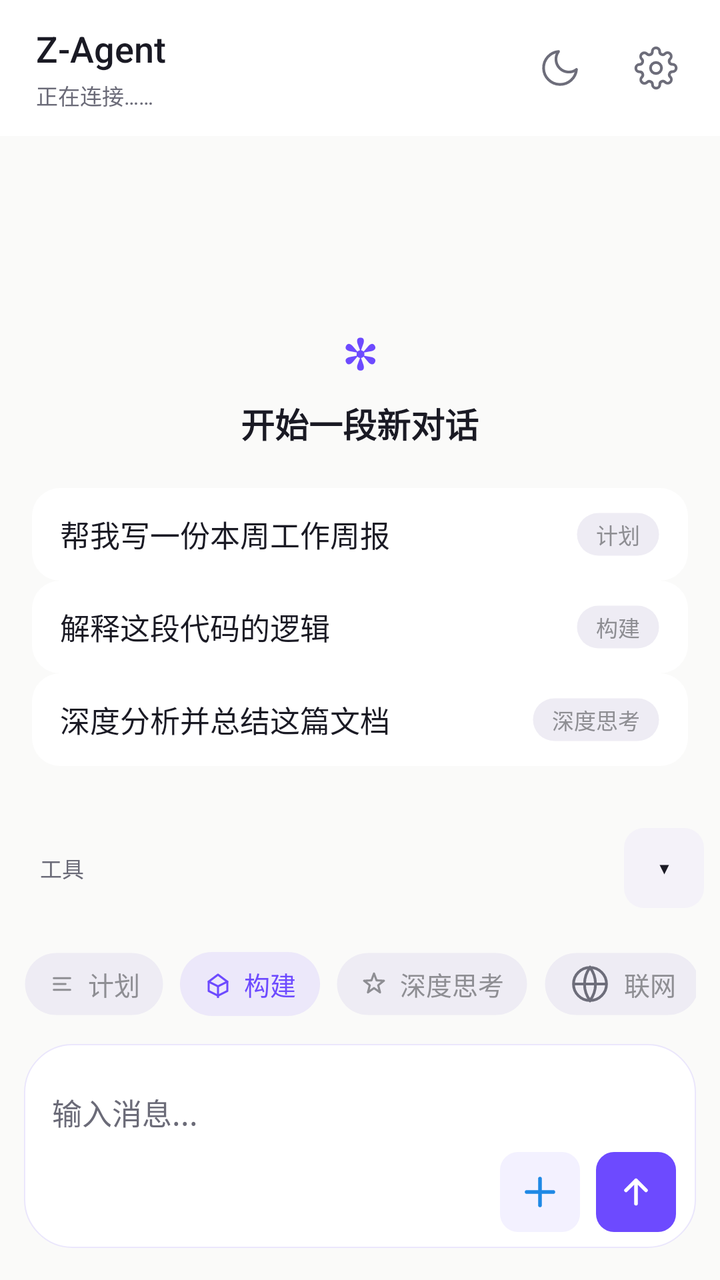
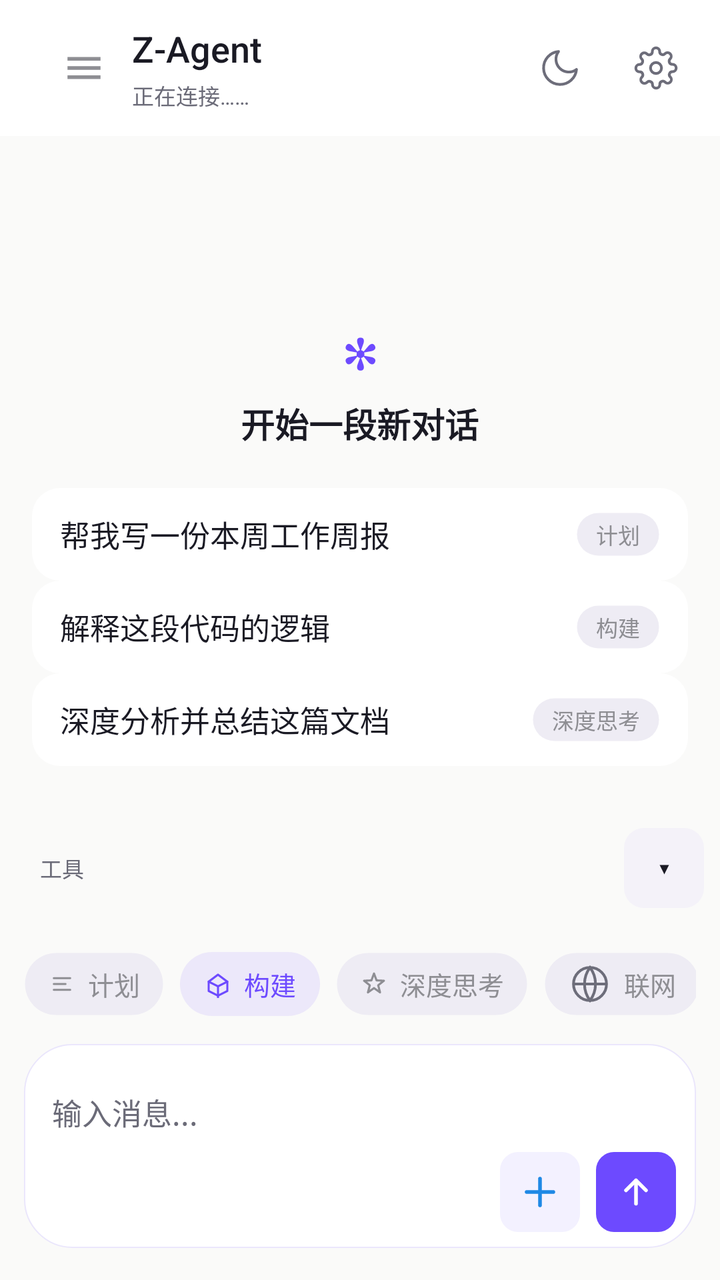

Two renders of the same Android screen: before a commit and after it. Below are the layout's source before the change and the commit's diff.
<!-- AndroidManifest.xml: application theme AppTheme -->
<!-- res/layout/activity_main.xml -->
<?xml version="1.0" encoding="utf-8"?>
<FrameLayout xmlns:android="http://schemas.android.com/apk/res/android"
android:id="@+id/rootView" android:clipChildren="false" android:clipToPadding="false"
android:layout_width="match_parent"
android:layout_height="match_parent"
android:background="@color/bg_canvas"
>



<LinearLayout
android:layout_width="match_parent"
android:layout_height="match_parent"
android:orientation="vertical">


<LinearLayout
android:id="@+id/topBar"
android:layout_width="match_parent"
android:layout_height="wrap_content"
android:background="@color/bg_elevated"
android:gravity="center_vertical"
android:orientation="horizontal"
android:paddingStart="18dp"
android:paddingTop="10dp"
android:paddingEnd="8dp"
android:paddingBottom="10dp">

<LinearLayout
android:layout_width="0dp"
android:layout_height="wrap_content"
android:layout_weight="1"
android:orientation="vertical">
<TextView
android:layout_width="wrap_content"
android:layout_height="wrap_content"
android:text="Z-Agent"
android:textColor="@color/text_primary"
android:fontFamily="sans-serif-medium"
android:textSize="18sp" />
<TextView
android:id="@+id/statusText"
android:layout_width="match_parent"
android:layout_height="wrap_content"
android:layout_marginTop="3dp"
android:ellipsize="end"
android:maxLines="1"
android:text="正在连接……"
android:textColor="@color/text_tertiary"
android:textSize="@dimen/fs_caption" />
</LinearLayout>


<FrameLayout
android:id="@+id/themeButton"
android:contentDescription="切换深浅主题"
android:layout_width="48dp"
android:layout_height="48dp"
android:background="?attr/selectableItemBackgroundBorderless"
android:clickable="true"
android:focusable="true">
<ImageView
android:id="@+id/themeIcon"
android:layout_width="22dp"
android:layout_height="22dp"
android:layout_gravity="center"
android:src="@drawable/ic_moon" />
 
</FrameLayout>


<FrameLayout
android:id="@+id/settingsButton"
android:contentDescription="打开设置"
android:layout_width="48dp"
android:layout_height="48dp"
android:background="?attr/selectableItemBackgroundBorderless"
android:clickable="true"
android:focusable="true">
<ImageView
android:layout_width="22dp"
android:layout_height="22dp"
android:layout_gravity="center"
android:src="@drawable/ic_gear" />
</FrameLayout>
</LinearLayout>


<FrameLayout android:clipChildren="false" android:clipToPadding="false"
android:layout_width="match_parent"
android:layout_height="0dp"
android:layout_weight="1">

<ScrollView
android:id="@+id/outputScroll"
android:layout_width="match_parent"
android:layout_height="match_parent"
android:background="@color/bg_canvas"
android:fillViewport="true"
android:overScrollMode="always"
android:scrollbars="vertical">
<LinearLayout
android:id="@+id/chatContainer"
android:layout_width="match_parent"
android:layout_height="wrap_content"
android:gravity="bottom"
android:orientation="vertical"
android:paddingStart="8dp"
android:paddingTop="12dp"
android:paddingEnd="8dp"
android:paddingBottom="200dp">

<LinearLayout
android:id="@+id/emptyState"
android:layout_width="match_parent"
android:layout_height="0dp"
android:gravity="center"
android:layout_weight="1"
android:orientation="vertical"
android:paddingTop="48dp"
android:paddingBottom="24dp">
<TextView
android:layout_width="wrap_content"
android:layout_height="wrap_content"
android:text="✻"
android:textColor="@color/accent"
android:textSize="@dimen/fs_display"
android:textStyle="bold" />
<TextView
android:layout_width="wrap_content"
android:layout_height="wrap_content"
android:layout_marginTop="8dp"
android:text="开始一段新对话"
android:textColor="@color/text_primary"
android:textSize="@dimen/fs_title"
android:textStyle="bold" />


<LinearLayout android:layout_width="match_parent" android:layout_height="wrap_content" android:layout_marginTop="20dp" android:orientation="vertical" android:paddingStart="8dp" android:paddingEnd="8dp">

<LinearLayout android:id="@+id/promptCard1" android:layout_width="match_parent" android:layout_height="wrap_content" android:background="@drawable/bg_prompt_card" android:clickable="true" android:focusable="true" android:orientation="horizontal" android:gravity="center_vertical" android:paddingStart="14dp" android:paddingTop="12dp" android:paddingEnd="14dp" android:paddingBottom="12dp"><TextView android:layout_width="0dp" android:layout_height="wrap_content" android:layout_weight="1" android:text="帮我写一份本周工作周报" android:textColor="@color/text_primary" android:textSize="@dimen/fs_body"/><TextView android:layout_width="wrap_content" android:layout_height="wrap_content" android:layout_marginStart="8dp" android:background="@drawable/bg_chip_ghost" android:paddingStart="10dp" android:paddingTop="3dp" android:paddingEnd="10dp" android:paddingBottom="3dp" android:text="计划" android:textColor="@color/chip_text_inactive" android:textSize="11sp"/></LinearLayout>

<LinearLayout android:id="@+id/promptCard2" android:layout_width="match_parent" android:layout_height="wrap_content" android:background="@drawable/bg_prompt_card" android:clickable="true" android:focusable="true" android:orientation="horizontal" android:gravity="center_vertical" android:paddingStart="14dp" android:paddingTop="12dp" android:paddingEnd="14dp" android:paddingBottom="12dp"><TextView android:layout_width="0dp" android:layout_height="wrap_content" android:layout_weight="1" android:text="解释这段代码的逻辑" android:textColor="@color/text_primary" android:textSize="@dimen/fs_body"/><TextView android:layout_width="wrap_content" android:layout_height="wrap_content" android:layout_marginStart="8dp" android:background="@drawable/bg_chip_ghost" android:paddingStart="10dp" android:paddingTop="3dp" android:paddingEnd="10dp" android:paddingBottom="3dp" android:text="构建" android:textColor="@color/chip_text_inactive" android:textSize="11sp"/></LinearLayout>

<LinearLayout android:id="@+id/promptCard3" android:layout_width="match_parent" android:layout_height="wrap_content" android:background="@drawable/bg_prompt_card" android:clickable="true" android:focusable="true" android:orientation="horizontal" android:gravity="center_vertical" android:paddingStart="14dp" android:paddingTop="12dp" android:paddingEnd="14dp" android:paddingBottom="12dp"><TextView android:layout_width="0dp" android:layout_height="wrap_content" android:layout_weight="1" android:text="深度分析并总结这篇文档" android:textColor="@color/text_primary" android:textSize="@dimen/fs_body"/><TextView android:layout_width="wrap_content" android:layout_height="wrap_content" android:layout_marginStart="8dp" android:background="@drawable/bg_chip_ghost" android:paddingStart="10dp" android:paddingTop="3dp" android:paddingEnd="10dp" android:paddingBottom="3dp" android:text="深度思考" android:textColor="@color/chip_text_inactive" android:textSize="11sp"/></LinearLayout>
</LinearLayout>
</LinearLayout>
 </LinearLayout>
</ScrollView>


<FrameLayout
android:id="@+id/scrollBottomBtn"
android:layout_width="40dp"
android:layout_height="40dp"
android:layout_gravity="bottom|end"
android:layout_marginEnd="16dp"
 android:layout_marginBottom="76dp"
android:background="@drawable/bg_circle_btn"
android:clickable="true"
android:focusable="true"
android:foreground="@drawable/ripple_circle"
android:visibility="gone">
<TextView
android:layout_width="wrap_content"
android:layout_height="wrap_content"
android:layout_gravity="center"
android:text="↓"
android:textColor="@color/accent"
android:textSize="20sp"
android:textStyle="bold" />
</FrameLayout>
</FrameLayout>

</LinearLayout>


<LinearLayout
android:layout_width="match_parent"
android:layout_height="wrap_content"
android:layout_gravity="bottom"
android:orientation="vertical">


<LinearLayout android:id="@+id/quickBarContainer" android:layout_width="match_parent" android:layout_height="wrap_content" android:background="@android:color/transparent" android:orientation="vertical">

 <LinearLayout android:id="@+id/quickRowWrap" android:layout_width="match_parent" android:layout_height="wrap_content" android:gravity="center_vertical" android:minHeight="56dp" android:orientation="horizontal" android:paddingStart="8dp" android:paddingTop="6dp" android:paddingEnd="8dp" android:paddingBottom="6dp"> <TextView android:layout_width="wrap_content" android:layout_height="wrap_content" android:paddingStart="12dp" android:paddingEnd="2dp" android:text="工具" android:textColor="@color/text_tertiary" android:textSize="11sp" /> <HorizontalScrollView android:id="@+id/quickScroll" android:layout_width="0dp" android:layout_height="wrap_content" android:layout_weight="1" android:overScrollMode="never" android:scrollbars="none"> <LinearLayout android:id="@+id/quickRow" android:layout_width="wrap_content" android:layout_height="wrap_content" android:gravity="center_vertical" android:orientation="horizontal" android:paddingStart="8dp" android:paddingEnd="8dp" /> </HorizontalScrollView> <TextView android:id="@+id/quickCollapse" android:layout_width="40dp" android:layout_height="40dp" android:layout_marginStart="4dp" android:background="@drawable/bg_quick" android:clickable="true" android:focusable="true" android:foreground="@drawable/ripple_pill" android:gravity="center" android:text="▾" android:textColor="@color/text_primary" android:textSize="16sp" /> </LinearLayout>  <LinearLayout android:id="@+id/quickEditBar" android:layout_width="match_parent" android:layout_height="36dp" android:background="@color/bg_subtle" android:gravity="center_vertical" android:orientation="horizontal" android:paddingStart="16dp" android:paddingEnd="12dp" android:visibility="gone"> <TextView android:layout_width="0dp" android:layout_height="wrap_content" android:layout_weight="1" android:text="拖动排序 · 点×移除 · 点＋添加" android:textColor="@color/text_secondary" android:textSize="11sp" /> <TextView android:id="@+id/quickEditDone" android:layout_width="wrap_content" android:layout_height="wrap_content" android:paddingStart="12dp" android:paddingEnd="4dp" android:text="完成" android:textColor="@color/accent" android:textSize="13sp" android:textStyle="bold" /> </LinearLayout>  </LinearLayout>


<LinearLayout android:id="@+id/inputBar" android:layout_width="match_parent" android:layout_height="wrap_content" android:background="@android:color/transparent" android:clipChildren="false" android:clipToPadding="false" android:orientation="vertical" android:paddingStart="12dp" android:paddingTop="14dp" android:paddingEnd="12dp" android:paddingBottom="14dp">




<LinearLayout android:layout_width="match_parent" android:layout_height="wrap_content" android:gravity="center_vertical" android:orientation="horizontal" android:paddingBottom="10dp">
<HorizontalScrollView android:layout_width="0dp" android:layout_height="wrap_content" android:layout_weight="1" android:scrollbars="none" android:overScrollMode="never">
<LinearLayout android:layout_width="wrap_content" android:layout_height="wrap_content" android:gravity="center_vertical" android:orientation="horizontal">
<TextView android:id="@+id/segPlan" android:layout_width="wrap_content" android:layout_height="32dp" android:background="@drawable/bg_chip_ghost" android:clickable="true" android:focusable="true" android:foreground="@drawable/ripple_pill" android:gravity="center_vertical" android:drawableStart="@drawable/ic_plan" android:drawablePadding="6dp" android:paddingStart="12dp" android:paddingEnd="12dp" android:text="计划" android:textColor="@color/chip_text_inactive" android:textSize="13sp" android:maxLines="1" />
<TextView android:id="@+id/segBuild" android:layout_width="wrap_content" android:layout_height="32dp" android:layout_marginStart="8dp" android:background="@drawable/bg_chip_active" android:clickable="true" android:focusable="true" android:foreground="@drawable/ripple_pill" android:gravity="center_vertical" android:drawableStart="@drawable/ic_build_active" android:drawablePadding="6dp" android:paddingStart="12dp" android:paddingEnd="12dp" android:text="构建" android:textColor="@color/accent" android:textSize="13sp" android:maxLines="1" />
<TextView android:id="@+id/chipThink2" android:layout_width="wrap_content" android:layout_height="32dp" android:layout_marginStart="8dp" android:background="@drawable/bg_chip_ghost" android:clickable="true" android:focusable="true" android:foreground="@drawable/ripple_pill" android:gravity="center_vertical" android:drawableStart="@drawable/ic_think" android:drawablePadding="6dp" android:paddingStart="12dp" android:paddingEnd="12dp" android:text="深度思考" android:textColor="@color/chip_text_inactive" android:textSize="13sp" android:maxLines="1" />
<TextView android:id="@+id/chipSearch" android:layout_width="wrap_content" android:layout_height="32dp" android:layout_marginStart="8dp" android:background="@drawable/bg_chip_ghost" android:clickable="true" android:focusable="true" android:foreground="@drawable/ripple_pill" android:gravity="center_vertical" android:drawableStart="@drawable/ic_globe" android:drawablePadding="6dp" android:paddingStart="12dp" android:paddingEnd="12dp" android:text="联网" android:textColor="@color/chip_text_inactive" android:textSize="13sp" android:maxLines="1" />
</LinearLayout>
</HorizontalScrollView>
</LinearLayout>



<LinearLayout android:id="@+id/inputCard" android:layout_width="match_parent" android:layout_height="wrap_content" android:layout_marginTop="4dp" android:layout_marginBottom="2dp" android:background="@drawable/bg_input_card" android:elevation="10dp" android:orientation="vertical" android:paddingStart="14dp" android:paddingTop="10dp" android:paddingEnd="10dp" android:paddingBottom="8dp">

<HorizontalScrollView android:id="@+id/attachScroll" android:layout_width="match_parent" android:layout_height="wrap_content" android:scrollbars="none" android:visibility="gone">
<LinearLayout android:id="@+id/attachRow" android:layout_width="wrap_content" android:layout_height="wrap_content" android:orientation="horizontal" android:paddingBottom="6dp" />
</HorizontalScrollView>

<EditText android:id="@+id/inputEdit" android:layout_width="match_parent" android:layout_height="wrap_content" android:minHeight="44dp" android:background="@null" android:hint="输入消息..." android:imeOptions="actionSend" android:inputType="textCapSentences" android:maxLines="5" android:paddingTop="8dp" android:paddingBottom="4dp" android:textColor="@color/text_primary" android:textColorHint="@color/text_tertiary" android:textSize="@dimen/fs_body" />

<LinearLayout android:layout_width="match_parent" android:layout_height="wrap_content" android:gravity="center_vertical|end" android:orientation="horizontal">

<FrameLayout android:id="@+id/btnPlus" android:contentDescription="添加附件" android:layout_width="40dp" android:layout_height="40dp" android:background="@drawable/bg_circle_btn" android:clickable="true" android:focusable="true" android:foreground="@drawable/ripple_circle">
<ImageView android:layout_width="20dp" android:layout_height="20dp" android:layout_gravity="center" android:src="@drawable/ic_plus" />
</FrameLayout>

<FrameLayout android:id="@+id/sendButton" android:contentDescription="发送消息" android:layout_width="40dp" android:layout_height="40dp" android:layout_marginStart="8dp" android:background="@drawable/bg_circle_send" android:clickable="true" android:focusable="true" android:foreground="@drawable/ripple_circle">
<ImageView android:layout_width="20dp" android:layout_height="20dp" android:layout_gravity="center" android:src="@drawable/ic_arrow_up" />
</FrameLayout>
</LinearLayout>
</LinearLayout>

</LinearLayout>
</LinearLayout>
<FrameLayout android:id="@+id/quickBall" android:layout_width="52dp" android:layout_height="52dp" android:layout_gravity="end|bottom" android:layout_marginEnd="16dp" android:layout_marginBottom="150dp" android:background="@drawable/bg_quick_ball" android:clickable="true" android:focusable="true" android:foreground="@drawable/ripple_circle" android:visibility="gone"><TextView android:layout_width="wrap_content" android:layout_height="wrap_content" android:layout_gravity="center" android:text="✻" android:textColor="#FFFFFF" android:textSize="22sp" android:textStyle="bold" /> </FrameLayout>
</FrameLayout>
<!-- resources referenced by this layout -->
<resources>
  <color name="accent">#6D4AFF</color>
  <color name="bg_canvas">#FAFAF9</color>
  <color name="bg_elevated">#FFFFFF</color>
  <color name="bg_subtle">#F4F2F9</color>
  <color name="chip_text_inactive">#8E8E93</color>
  <color name="text_primary">#1A1A24</color>
  <color name="text_secondary">#6D6D7A</color>
  <color name="text_tertiary">#6B6B78</color>
  <dimen name="fs_body">15sp</dimen>
  <dimen name="fs_caption">11sp</dimen>
  <dimen name="fs_display">22sp</dimen>
  <dimen name="fs_title">17sp</dimen>
  <!-- drawable bg_chip_active (drawable) -->
  <?xml version="1.0" encoding="utf-8"?>
  <shape xmlns:android="http://schemas.android.com/apk/res/android" android:shape="rectangle">
      <solid android:color="@color/chip_active_bg" />
      <corners android:radius="999dp" />
  </shape>
  <!-- drawable bg_chip_ghost (drawable) -->
  <?xml version="1.0" encoding="utf-8"?>
  <shape xmlns:android="http://schemas.android.com/apk/res/android" android:shape="rectangle">
      <solid android:color="@color/chip_ghost_bg" />
      <corners android:radius="999dp" />
      <stroke android:width="1dp" android:color="@color/chip_ghost_stroke" />
  </shape>
  <!-- drawable bg_circle_btn (drawable) -->
  <?xml version="1.0" encoding="utf-8"?>
  <shape xmlns:android="http://schemas.android.com/apk/res/android" android:shape="rectangle">
   <solid android:color="@color/accent_subtle" />
   <corners android:radius="8.95dp" />
  </shape>
  <!-- drawable bg_circle_send (drawable) -->
  <?xml version="1.0" encoding="utf-8"?>
  <shape xmlns:android="http://schemas.android.com/apk/res/android" android:shape="rectangle">
   <solid android:color="@color/accent" />
   <corners android:radius="8.95dp" />
  </shape>
  <!-- drawable bg_input_card (drawable) -->
  <?xml version="1.0" encoding="utf-8"?>
  <shape xmlns:android="http://schemas.android.com/apk/res/android" android:shape="rectangle">
  <solid android:color="@color/bg_elevated" />
  <corners android:radius="24dp" />
  <stroke android:width="0.5dp" android:color="@color/accent_line" />
  </shape>
  <!-- drawable bg_prompt_card (drawable) -->
  <?xml version="1.0" encoding="utf-8"?>
  <shape xmlns:android="http://schemas.android.com/apk/res/android" android:shape="rectangle">
  <solid android:color="@color/bg_elevated" />
  <corners android:radius="14dp" />
  </shape>
  <!-- drawable bg_quick (drawable) -->
  <?xml version="1.0" encoding="utf-8"?>
  <shape xmlns:android="http://schemas.android.com/apk/res/android" android:shape="rectangle">
  <solid android:color="@color/bg_subtle" />
  <corners android:radius="10dp" />
  </shape>
  <!-- drawable bg_quick_ball (drawable) -->
  <?xml version="1.0" encoding="utf-8"?>
  <shape xmlns:android="http://schemas.android.com/apk/res/android" android:shape="oval">
  <solid android:color="@color/accent" />
  <padding android:left="0dp" android:top="0dp" android:right="0dp" android:bottom="0dp" />
  </shape>
  <color name="chip_active_bg">#1A6D4AFF</color>
  <color name="chip_ghost_bg">#EEECF4</color>
  <color name="chip_ghost_stroke">#00000000</color>
  <color name="accent_subtle">#146D4AFF</color>
  <color name="accent_line">#1F6D4AFF</color>
  <style name="AppBottomSheet" parent="Theme.Design.Light.BottomSheetDialog">
  <item name="bottomSheetStyle">@style/AppBottomSheet.Modal</item>
  <item name="android:windowIsFloating">false</item>
  <item name="android:statusBarColor">@android:color/transparent</item>
  </style>
  <style name="AppBottomSheet.Modal" parent="Widget.Design.BottomSheet.Modal">
  <item name="android:background">@android:color/transparent</item>
  </style>
  <!-- unchanged entries left out for length: 12 -->
</resources>

<!-- the commit's change to res/layout/activity_main.xml (unified diff, before → after) -->
@@ -25,6 +25,21 @@ android:paddingStart="18dp"
 android:paddingTop="10dp"
 android:paddingEnd="8dp"
 android:paddingBottom="10dp">
+
+<FrameLayout
+    android:id="@+id/historyButton"
+    android:contentDescription="聊天记录"
+    android:layout_width="48dp"
+    android:layout_height="48dp"
+    android:background="?attr/selectableItemBackgroundBorderless"
+    android:clickable="true"
+    android:focusable="true">
+    <ImageView
+        android:layout_width="22dp"
+        android:layout_height="22dp"
+        android:layout_gravity="center"
+        android:src="@drawable/ic_history" />
+    </FrameLayout>
 
 <LinearLayout
 android:layout_width="0dp"
<!-- resource entries referenced after the edit -->
@@ -62,6 +62,12 @@
   <solid android:color="@color/accent" />
   <padding android:left="0dp" android:top="0dp" android:right="0dp" android:bottom="0dp" />
   </shape>
+  <!-- drawable ic_history (drawable) -->
+  <?xml version="1.0" encoding="utf-8"?>
+  <vector xmlns:android="http://schemas.android.com/apk/res/android"
+      android:width="24dp" android:height="24dp" android:viewportWidth="24" android:viewportHeight="24">
+      <path android:fillColor="#FF8E8E93" android:pathData="M3,18h18v-2H3v2zm0,-5h18v-2H3v2zm0,-7v2h18V6H3z" />
+  </vector>
   <color name="chip_active_bg">#1A6D4AFF</color>
   <color name="chip_ghost_bg">#EEECF4</color>
   <color name="chip_ghost_stroke">#00000000</color>
